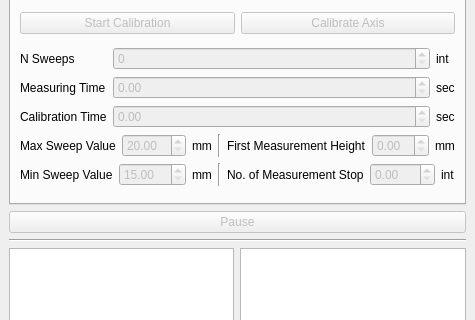
Above: views/mainVIew.ui from Namisens/inline-gui-linear before the change; both pictures show x 0 to 475 and y 87 to 407 of the 475 by 677 pixel window. Below: the same form after it.
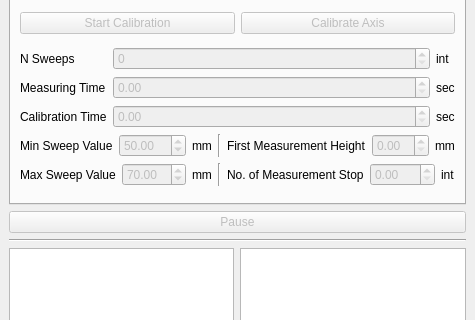
That is the form after the change.

```diff
--- a/views/mainVIew.ui
+++ b/views/mainVIew.ui
@@ -542,7 +542,7 @@
             <item row="0" column="0">
              <layout class="QHBoxLayout" name="mSweepHLayout">
               <item>
-               <widget class="QLabel" name="maxSweepLabel">
+               <widget class="QLabel" name="minSweepLabel">
                 <property name="sizePolicy">
                  <sizepolicy hsizetype="Fixed" vsizetype="MinimumExpanding">
                   <horstretch>0</horstretch>
@@ -550,15 +550,12 @@
                  </sizepolicy>
                 </property>
                 <property name="text">
-                 <string>Max Sweep Value</string>
-                </property>
-                <property name="scaledContents">
-                 <bool>false</bool>
+                 <string>Min Sweep Value</string>
                 </property>
                </widget>
               </item>
               <item>
-               <widget class="QDoubleSpinBox" name="maxSweepSpin">
+               <widget class="QDoubleSpinBox" name="minSweepSpin">
                 <property name="enabled">
                  <bool>false</bool>
                 </property>
@@ -569,10 +566,13 @@
                  </sizepolicy>
                 </property>
                 <property name="minimum">
-                 <double>20.000000000000000</double>
+                 <double>10.000000000000000</double>
                 </property>
                 <property name="maximum">
-                 <double>300.000000000000000</double>
+                 <double>299.000000000000000</double>
+                </property>
+                <property name="value">
+                 <double>50.000000000000000</double>
                 </property>
                </widget>
               </item>
@@ -637,7 +637,7 @@
             <item row="1" column="0">
              <layout class="QHBoxLayout" name="minSweepHlayout">
               <item>
-               <widget class="QLabel" name="minSweepLabel">
+               <widget class="QLabel" name="maxSweepLabel">
                 <property name="sizePolicy">
                  <sizepolicy hsizetype="Fixed" vsizetype="MinimumExpanding">
                   <horstretch>0</horstretch>
@@ -645,12 +645,15 @@
                  </sizepolicy>
                 </property>
                 <property name="text">
-                 <string>Min Sweep Value</string>
+                 <string>Max Sweep Value</string>
+                </property>
+                <property name="scaledContents">
+                 <bool>false</bool>
                 </property>
                </widget>
               </item>
               <item>
-               <widget class="QDoubleSpinBox" name="minSweepSpin">
+               <widget class="QDoubleSpinBox" name="maxSweepSpin">
                 <property name="enabled">
                  <bool>false</bool>
                 </property>
@@ -661,7 +664,13 @@
                  </sizepolicy>
                 </property>
                 <property name="minimum">
-                 <double>15.000000000000000</double>
+                 <double>20.000000000000000</double>
+                </property>
+                <property name="maximum">
+                 <double>300.000000000000000</double>
+                </property>
+                <property name="value">
+                 <double>70.000000000000000</double>
                 </property>
                </widget>
               </item>
```
Left out of the diff: 6 changed lines with no effect on the pictures.
